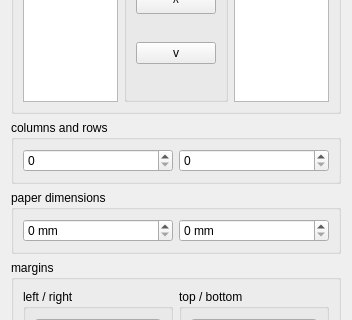
Above: src/dialogs/pbcExportPdfDialog.ui from obraunsdorf/playbook-creator before the change; both pictures show x 0 to 352 and y 185 to 505 of the 352 by 646 pixel window. Below: the same form after it.
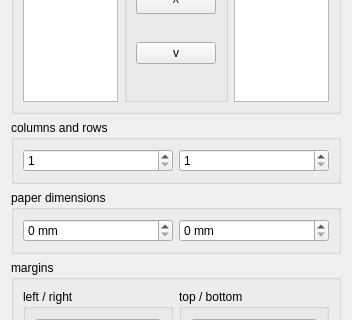
That is the form after the change.

Commit message: PDF export: automatically calculating paper dimensions (closes #18)

What changed in the file:
```diff
--- a/src/dialogs/pbcExportPdfDialog.ui
+++ b/src/dialogs/pbcExportPdfDialog.ui
@@ -83,9 +83,15 @@
         <property name="suffix">
          <string/>
         </property>
+        <property name="minimum">
+         <number>1</number>
+        </property>
         <property name="maximum">
          <number>999999999</number>
         </property>
+        <property name="value">
+         <number>1</number>
+        </property>
        </widget>
       </item>
       <item>
@@ -93,9 +99,15 @@
         <property name="suffix">
          <string/>
         </property>
+        <property name="minimum">
+         <number>1</number>
+        </property>
         <property name="maximum">
          <number>999999999</number>
         </property>
+        <property name="value">
+         <number>1</number>
+        </property>
        </widget>
       </item>
      </layout>
```
The commit also changes 1 other file.
